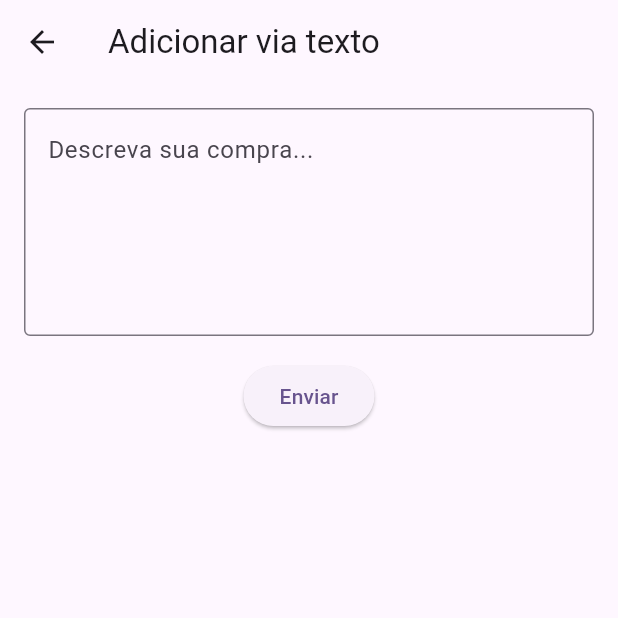
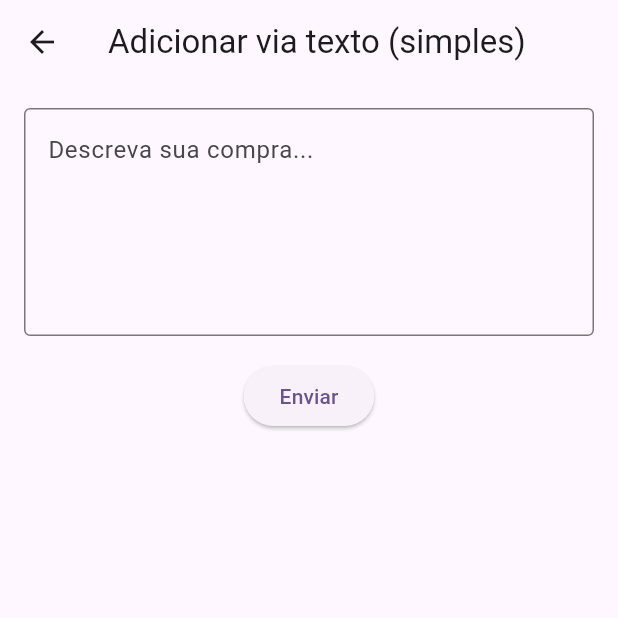
Before and after one commit to radhanama/expenses_control_app, a Flutter app: the AdicionarGastoView screen opened directly, after a tap on "Inserir por Texto", on a phone screen of 412 x 824 dp, the top half of it. Run offline on Flutter 3.47's test engine with Material 3 defaults, Android fonts, the phone set to English and light mode, and no system bars; our stand-ins replace fl_chart, flutter_dotenv, flutter_secure_storage, image_picker, month_picker_dialog, sqflite and 2 more; missing offline and left inert: mobile_scanner; accounts and stored records are empty.

Commit message:
Add account types and onboarding

```diff
--- a/framework/lib/models/usuario.dart
+++ b/framework/lib/models/usuario.dart
@@ -7,6 +7,8 @@ import 'base/entity_mapper.dart';
 import 'gasto.dart';
 import 'dashboard/dashboard_dto.dart'; // implement or swap for your own DTO
 
+enum PlanoUsuario { gratuito, prata, ouro }
+
 class Usuario with EntityMapper {
   // ─────────────────── Fields ───────────────────
   @override
@@ -14,6 +16,7 @@ class Usuario with EntityMapper {
   final String nome;
   final String email;
   final String senhaHash; // stored hash, not plaintext
+  final PlanoUsuario plano;
 
   /// Optional in-memory cache of gastos (usually loaded via repository).
   final List<Gasto> gastos;
@@ -24,6 +27,7 @@ class Usuario with EntityMapper {
     required this.nome,
     required this.email,
     required this.senhaHash,
+    this.plano = PlanoUsuario.gratuito,
     this.gastos = const [],
   });
 
@@ -40,6 +44,7 @@ class Usuario with EntityMapper {
       nome: map['nome'] as String? ?? '',
       email: map['email'] as String? ?? '',
       senhaHash: map['senha_hash'] as String? ?? '',
+      plano: _planoFromString(map['plano'] as String?),
     );
   }
 
@@ -49,6 +54,7 @@ class Usuario with EntityMapper {
         'nome': nome,
         'email': email,
         'senha_hash': senhaHash,
+        'plano': plano.name,
       };
 
   // ───────── Domain helpers (as in UML) ─────────
@@ -65,6 +71,7 @@ class Usuario with EntityMapper {
     String? nome,
     String? email,
     String? senhaHash,
+    PlanoUsuario? plano,
     List<Gasto>? gastos,
   }) =>
       Usuario(
@@ -72,6 +79,18 @@ class Usuario with EntityMapper {
         nome: nome ?? this.nome,
         email: email ?? this.email,
         senhaHash: senhaHash ?? this.senhaHash,
+        plano: plano ?? this.plano,
         gastos: gastos ?? this.gastos,
       );
 }
+
+PlanoUsuario _planoFromString(String? value) {
+  switch (value) {
+    case 'ouro':
+      return PlanoUsuario.ouro;
+    case 'prata':
+      return PlanoUsuario.prata;
+    default:
+      return PlanoUsuario.gratuito;
+  }
+}
--- a/lib/models/services/authentication_service.dart
+++ b/lib/models/services/authentication_service.dart
@@ -34,6 +34,7 @@ class AuthenticationService {
     required String nome,
     required String email,
     required String senhaPura,
+    PlanoUsuario plano = PlanoUsuario.gratuito,
   }) async {
     if (await _usuarioRepo.emailExists(email)) {
       throw AuthenticationException('E-mail já cadastrado');
@@ -42,6 +43,7 @@ class AuthenticationService {
       nome: nome,
       email: email,
       senhaHash: _hash(senhaPura),
+      plano: plano,
     );
     return _usuarioRepo.create(novo);
   }
--- /dev/null
+++ b/lib/models/services/simple_text_service.dart
@@ -0,0 +1,20 @@
+import 'dart:convert';
+import 'package:http/http.dart' as http;
+
+class SimpleTextService {
+  final String endpoint;
+  final http.Client _client;
+
+  SimpleTextService({this.endpoint = 'https://meuservidor/model-simple/addproduto', http.Client? client})
+      : _client = client ?? http.Client();
+
+  Future<Map<String, dynamic>> parseExpense(String texto) async {
+    final url = Uri.parse(endpoint);
+    final response = await _client.post(url, body: texto);
+    if (response.statusCode == 200) {
+      return json.decode(response.body) as Map<String, dynamic>;
+    } else {
+      throw Exception('Falha ao processar texto simples');
+    }
+  }
+}
--- /dev/null
+++ b/lib/models/strategies/simple_text_input_strategy.dart
@@ -0,0 +1,12 @@
+import '../services/simple_text_service.dart';
+import 'gasto_input_strategy.dart';
+
+class SimpleTextInputStrategy implements GastoInputStrategy {
+  final SimpleTextService service;
+  SimpleTextInputStrategy(this.service);
+
+  @override
+  Future<Map<String, dynamic>> process(String input) {
+    return service.parseExpense(input);
+  }
+}
--- a/lib/view/adicionar_gasto_view.dart
+++ b/lib/view/adicionar_gasto_view.dart
@@ -1,11 +1,14 @@
 import 'package:expenses_control_app/view/gasto_view.dart';
 import 'package:expenses_control_app/view/gemini_text_view.dart';
+import 'package:expenses_control_app/view/simple_text_view.dart';
 import 'package:expenses_control_app/view/nfce_webview.dart';
 import 'package:expenses_control_app/view_model/gasto_view_model.dart';
 import 'package:flutter/material.dart';
 import 'package:mobile_scanner/mobile_scanner.dart';
 import 'package:provider/provider.dart';
 import 'package:image_picker/image_picker.dart';
+import '../view_model/usuario_view_model.dart';
+import 'package:expenses_control/models/usuario.dart';
 
 class AdicionarGastoView extends StatefulWidget {
   @override
@@ -97,6 +100,12 @@ class _AdicionarGastoViewState extends State<AdicionarGastoView> {
   Widget build(BuildContext context) {
     return Consumer<GastoViewModel>(
       builder: (context, viewModel, child) {
+        final plano =
+            context.watch<UsuarioViewModel>().usuarioLogado?.plano ??
+                PlanoUsuario.gratuito;
+        final isGold = plano == PlanoUsuario.ouro;
+        final isSilver = plano == PlanoUsuario.prata;
+        final isFree = plano == PlanoUsuario.gratuito;
         return Scaffold(
           appBar: AppBar(
             title: Text('Adicionar Despesa'),
@@ -140,9 +149,10 @@ class _AdicionarGastoViewState extends State<AdicionarGastoView> {
               Column(
                 mainAxisAlignment: MainAxisAlignment.center,
                 children: [
-                  Text("Aponte a câmera para o QR Code", style: Theme.of(context).textTheme.titleMedium),
-                  SizedBox(height: 20),
-                  // Área do Scanner
+                  if (!isFree) ...[
+                    Text('Aponte a câmera para o QR Code',
+                        style: Theme.of(context).textTheme.titleMedium),
+                    const SizedBox(height: 20),
                     SizedBox(
                       width: MediaQuery.of(context).size.width * 0.9,
                       height: MediaQuery.of(context).size.width * 0.9,
@@ -154,45 +164,52 @@ class _AdicionarGastoViewState extends State<AdicionarGastoView> {
                         ),
                       ),
                     ),
-                  SizedBox(height: 30),
-                  // Botão de Inserção por texto usando Gemini
+                    const SizedBox(height: 30),
+                  ],
                   OutlinedButton.icon(
-                    icon: Icon(Icons.text_fields),
+                    icon: const Icon(Icons.text_fields),
                     onPressed: () {
                       Navigator.push(
                         context,
-                        MaterialPageRoute(builder: (context) => const GeminiTextView()),
+                        MaterialPageRoute(
+                            builder: (context) => isFree
+                                ? const SimpleTextView()
+                                : const GeminiTextView()),
                       );
                     },
                     style: OutlinedButton.styleFrom(
-                      side: BorderSide(color: Colors.green, width: 1.5),
+                      side: const BorderSide(color: Colors.green, width: 1.5),
                       foregroundColor: Colors.green,
-                      padding: EdgeInsets.symmetric(horizontal: 40, vertical: 12),
+                      padding: const EdgeInsets.symmetric(
+                          horizontal: 40, vertical: 12),
                       shape: RoundedRectangleBorder(
                         borderRadius: BorderRadius.circular(8),
                       ),
                     ),
-                  label: Text('Inserir por Texto', style: TextStyle(fontSize: 18)),
+                    label: Text('Inserir por Texto',
+                        style: const TextStyle(fontSize: 18)),
                   ),
-                  SizedBox(height: 12),
-                  // Botão de Inserção via foto
+                  const SizedBox(height: 12),
+                  if (isGold) ...[
                     OutlinedButton.icon(
-                    icon: Icon(Icons.photo_camera),
+                      icon: const Icon(Icons.photo_camera),
                       onPressed: _tirarFoto,
                       style: OutlinedButton.styleFrom(
-                      side: BorderSide(color: Colors.orange, width: 1.5),
+                        side: const BorderSide(color: Colors.orange, width: 1.5),
                         foregroundColor: Colors.orange,
-                      padding: EdgeInsets.symmetric(horizontal: 40, vertical: 12),
+                        padding: const EdgeInsets.symmetric(
+                            horizontal: 40, vertical: 12),
                         shape: RoundedRectangleBorder(
                           borderRadius: BorderRadius.circular(8),
                         ),
                       ),
-                    label: Text('Inserir por Foto', style: TextStyle(fontSize: 18)),
+                      label: const Text('Inserir por Foto',
+                          style: TextStyle(fontSize: 18)),
                     ),
-                  SizedBox(height: 12),
-                  // Botão de Inserção Manual
+                    const SizedBox(height: 12),
+                  ],
                   OutlinedButton.icon(
-                    icon: Icon(Icons.edit),
+                    icon: const Icon(Icons.edit),
                     onPressed: () {
                       Navigator.push(
                         context,
@@ -200,14 +217,16 @@ class _AdicionarGastoViewState extends State<AdicionarGastoView> {
                       );
                     },
                     style: OutlinedButton.styleFrom(
-                      side: BorderSide(color: Colors.blue, width: 1.5),
+                      side: const BorderSide(color: Colors.blue, width: 1.5),
                       foregroundColor: Colors.blue,
-                      padding: EdgeInsets.symmetric(horizontal: 40, vertical: 12),
+                      padding: const EdgeInsets.symmetric(
+                          horizontal: 40, vertical: 12),
                       shape: RoundedRectangleBorder(
                         borderRadius: BorderRadius.circular(8),
                       ),
                     ),
-                    label: Text('Inserir Manualmente', style: TextStyle(fontSize: 18)),
+                    label: const Text('Inserir Manualmente',
+                        style: TextStyle(fontSize: 18)),
                   ),
                 ],
               ),
--- /dev/null
+++ b/lib/view/simple_text_view.dart
@@ -0,0 +1,72 @@
+import 'package:flutter/material.dart';
+import 'package:provider/provider.dart';
+import '../view_model/gasto_view_model.dart';
+import 'gasto_view.dart';
+
+class SimpleTextView extends StatefulWidget {
+  const SimpleTextView({super.key});
+
+  @override
+  State<SimpleTextView> createState() => _SimpleTextViewState();
+}
+
+class _SimpleTextViewState extends State<SimpleTextView> {
+  final TextEditingController _controller = TextEditingController();
+
+  @override
+  void dispose() {
+    _controller.dispose();
+    super.dispose();
+  }
+
+  Future<void> _submit() async {
+    final text = _controller.text.trim();
+    if (text.isEmpty) return;
+    final vm = context.read<GastoViewModel>();
+    final success = await vm.processarTextoSimples(text);
+    if (success && mounted) {
+      Navigator.push(
+        context,
+        MaterialPageRoute(
+          builder: (context) => GastoView(dadosIniciais: vm.scrapedData),
+        ),
+      );
+    } else {
+      if (!mounted) return;
+      ScaffoldMessenger.of(context).showSnackBar(
+        SnackBar(content: Text(vm.errorMessage ?? 'Erro desconhecido')),
+      );
+    }
+  }
+
+  @override
+  Widget build(BuildContext context) {
+    return Consumer<GastoViewModel>(
+      builder: (context, vm, child) => Scaffold(
+        appBar: AppBar(title: const Text('Adicionar via texto (simples)')),
+        body: Padding(
+          padding: const EdgeInsets.all(16),
+          child: Column(
+            children: [
+              TextField(
+                controller: _controller,
+                maxLines: 5,
+                decoration: const InputDecoration(
+                  border: OutlineInputBorder(),
+                  hintText: 'Descreva sua compra...',
+                ),
+              ),
+              const SizedBox(height: 16),
+              vm.isLoading
+                  ? const CircularProgressIndicator()
+                  : ElevatedButton(
+                      onPressed: _submit,
+                      child: const Text('Enviar'),
+                    ),
+            ],
+          ),
+        ),
+      ),
+    );
+  }
+}
--- a/lib/view_model/gasto_view_model.dart
+++ b/lib/view_model/gasto_view_model.dart
@@ -2,6 +2,7 @@ import 'package:expenses_control/models/data/gasto_repository.dart';
 import 'package:expenses_control_app/models/data/categoria_repository.dart';
 import 'package:expenses_control_app/models/services/web_scrapping_service.dart';
 import 'package:expenses_control_app/models/services/gemini_service.dart';
+import 'package:expenses_control_app/models/services/simple_text_service.dart';
 import 'package:expenses_control/models/gasto.dart';
 import 'package:flutter/material.dart';
 import '../models/strategies/gasto_input_strategy.dart';
@@ -9,20 +10,24 @@ import '../models/strategies/qr_code_input_strategy.dart';
 import '../models/strategies/text_input_strategy.dart';
 import '../models/strategies/image_input_strategy.dart';
 import '../models/strategies/html_input_strategy.dart';
+import '../models/strategies/simple_text_input_strategy.dart';
 
 class GastoViewModel extends ChangeNotifier {
   final WebScrapingService _webScrapingService;
   final GeminiService _geminiService;
+  final SimpleTextService _simpleTextService;
   final GastoRepository _repo;
   final CategoriaRepository _categoriaRepo;
 
   GastoViewModel({
     required WebScrapingService webScrapingService,
     required GeminiService geminiService,
+    required SimpleTextService simpleTextService,
     required GastoRepository repo,
     required CategoriaRepository categoriaRepo,
   })  : _webScrapingService = webScrapingService,
         _geminiService = geminiService,
+        _simpleTextService = simpleTextService,
         _repo = repo,
         _categoriaRepo = categoriaRepo;
 
@@ -106,4 +111,9 @@ class GastoViewModel extends ChangeNotifier {
         geminiService: _geminiService, categorias: nomesCategorias);
     return _processar(caminho, estrategia);
   }
+
+  Future<bool> processarTextoSimples(String texto) async {
+    final estrategia = SimpleTextInputStrategy(_simpleTextService);
+    return _processar(texto, estrategia);
+  }
 }
--- a/lib/view_model/usuario_view_model.dart
+++ b/lib/view_model/usuario_view_model.dart
@@ -29,12 +29,13 @@ class UsuarioViewModel extends ChangeNotifier {
   }
 
   Future<void> registrar(String email, String senha,
-      {required String nome}) async {
+      {required String nome, PlanoUsuario plano = PlanoUsuario.gratuito}) async {
     await _wrapAsync(() async {
       _usuarioLogado = await auth.registrar(
         nome: nome,
         email: email,
         senhaPura: senha,
+        plano: plano,
       );
     });
   }
```
Also changed, not shown: lib/main.dart (+25 -1 lines), lib/models/databases/database.dart (+9 -3 lines), lib/view/usuario_view.dart (+29 -1 lines). Lines whose indentation alone changed are shown as unchanged.
